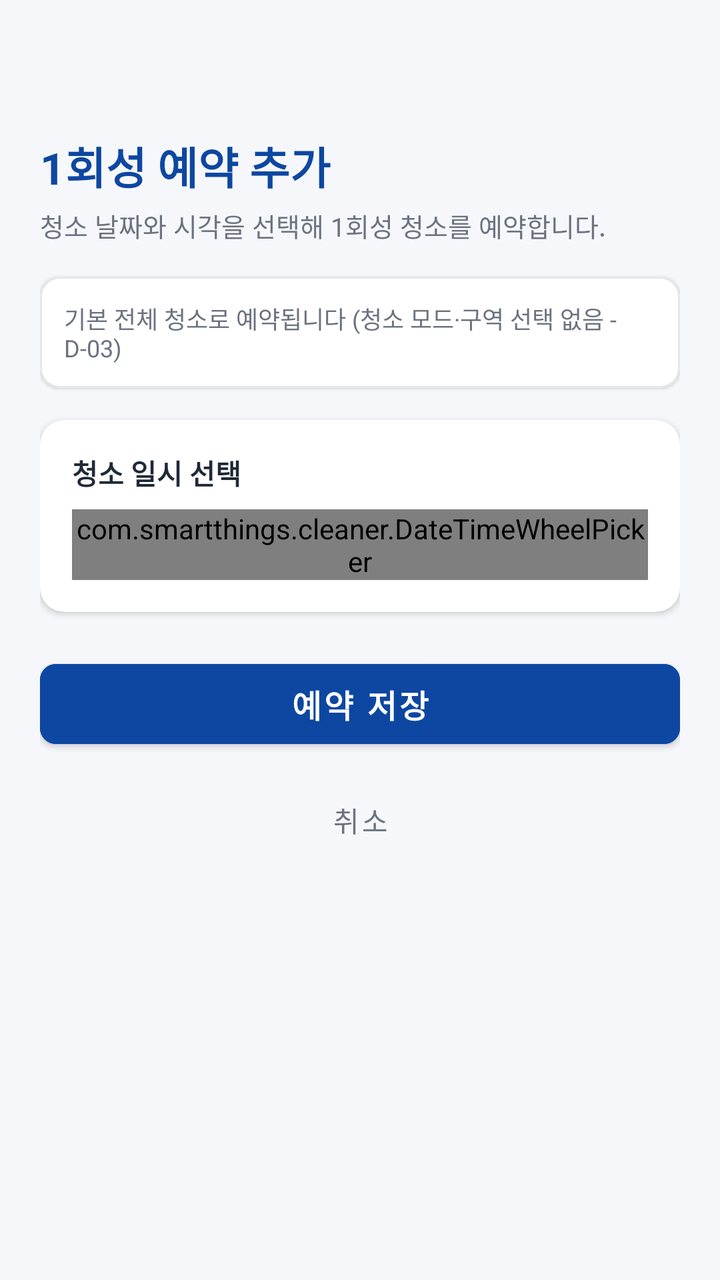
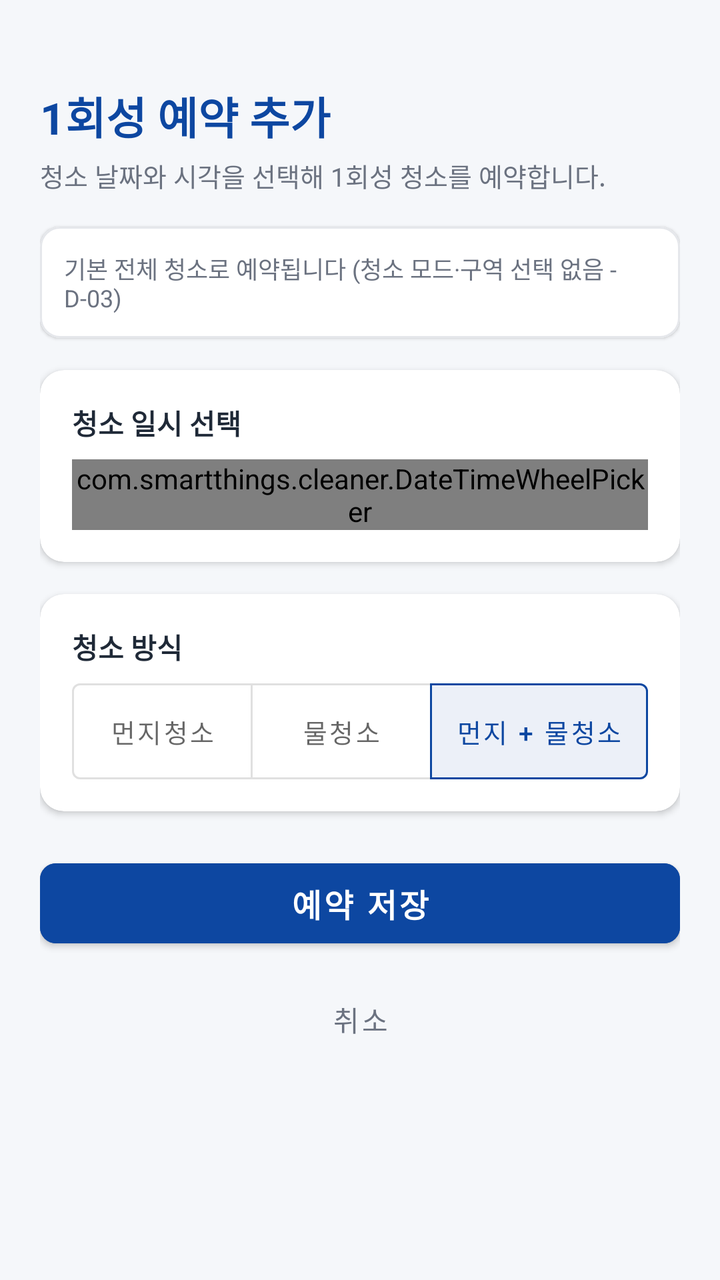

Screens rendered from an Android XML layout before and after an edit, with the pre-edit source and the edit as a unified diff.
<!-- AndroidManifest.xml: application theme Theme.SmartThingsCleaner -->
<!-- res/layout/activity_create_reservation.xml -->
<?xml version="1.0" encoding="utf-8"?>
<ScrollView xmlns:android="http://schemas.android.com/apk/res/android"
    xmlns:app="http://schemas.android.com/apk/res-auto"
    xmlns:tools="http://schemas.android.com/tools"
    android:id="@+id/scrollViewCreateReservation"
    android:layout_width="match_parent" android:layout_height="match_parent"
    android:background="@color/background" android:fillViewport="true">

    <androidx.constraintlayout.widget.ConstraintLayout
        android:layout_width="match_parent" android:layout_height="wrap_content"
        android:padding="20dp">

        <LinearLayout
            android:id="@+id/contentLayout"
            android:layout_width="0dp" android:layout_height="wrap_content"
            android:orientation="vertical"
            app:layout_constraintBottom_toBottomOf="parent"
            app:layout_constraintEnd_toEndOf="parent"
            app:layout_constraintStart_toStartOf="parent"
            app:layout_constraintTop_toTopOf="parent"
            app:layout_constraintVertical_bias="0.2"
            app:layout_constraintWidth_max="640dp">

            
            <TextView
                android:id="@+id/textTitle"
                android:layout_width="wrap_content" android:layout_height="wrap_content"
                android:text="@string/title_create_reservation"
                android:textColor="@color/primary" android:textSize="22sp"
                android:textStyle="bold" />

            <TextView
                android:id="@+id/textSubtitle"
                android:layout_width="wrap_content" android:layout_height="wrap_content"
                android:layout_marginTop="4dp"
                android:text="@string/subtitle_create_reservation"
                android:textColor="@color/text_secondary" android:textSize="13sp" />

            
            <com.google.android.material.card.MaterialCardView
                android:id="@+id/cardNoticeModeZone"
                android:layout_width="match_parent" android:layout_height="wrap_content"
                android:layout_marginTop="16dp"
                app:cardBackgroundColor="@color/surface" app:cardCornerRadius="10dp"
                app:cardElevation="1dp" app:strokeColor="@color/border_color" app:strokeWidth="1dp">
                <LinearLayout
                    android:layout_width="match_parent" android:layout_height="wrap_content"
                    android:orientation="vertical" android:padding="12dp">
                    <TextView
                        android:id="@+id/textNoticeModeZone"
                        android:layout_width="wrap_content" android:layout_height="wrap_content"
                        android:text="@string/notice_mode_zone_d03"
                        android:textColor="@color/text_secondary" android:textSize="12sp" />
                </LinearLayout>
            </com.google.android.material.card.MaterialCardView>

            
            <com.google.android.material.card.MaterialCardView
                android:id="@+id/cardDateTimeSelection"
                android:layout_width="match_parent" android:layout_height="wrap_content"
                android:layout_marginTop="16dp"
                app:cardBackgroundColor="@color/surface" app:cardCornerRadius="12dp"
                app:cardElevation="2dp">
                <LinearLayout
                    android:layout_width="match_parent" android:layout_height="wrap_content"
                    android:orientation="vertical" android:padding="16dp">

                    <TextView
                        android:id="@+id/textDateTimeHeader"
                        android:layout_width="wrap_content" android:layout_height="wrap_content"
                        android:text="@string/label_select_datetime"
                        android:textColor="@color/text_primary"
                        android:textSize="14sp" android:textStyle="bold" />

                    
                    <com.smartthings.cleaner.DateTimeWheelPicker
                        android:id="@+id/reservationPicker"
                        android:layout_width="match_parent" android:layout_height="wrap_content"
                        android:layout_marginTop="8dp" />

                    
                    <LinearLayout
                        android:id="@+id/legacyPickerPlaceholders"
                        android:layout_width="match_parent" android:layout_height="wrap_content"
                        android:orientation="vertical" android:visibility="gone">
                        <Button android:id="@+id/btnPickDate" android:layout_width="wrap_content" android:layout_height="wrap_content" />
                        <TextView android:id="@+id/textSelectedDate" android:layout_width="wrap_content" android:layout_height="wrap_content" />
                        <Button android:id="@+id/btnPickTime" android:layout_width="wrap_content" android:layout_height="wrap_content" />
                        <TextView android:id="@+id/textSelectedTime" android:layout_width="wrap_content" android:layout_height="wrap_content" />
                        <TextView android:id="@+id/cardSelectedPreview" android:layout_width="wrap_content" android:layout_height="wrap_content" />
                        <TextView android:id="@+id/textSelectedDateTime" android:layout_width="wrap_content" android:layout_height="wrap_content" />
                        <TextView android:id="@+id/textIsoPreview" android:layout_width="wrap_content" android:layout_height="wrap_content" />
                    </LinearLayout>
                </LinearLayout>
            </com.google.android.material.card.MaterialCardView>

            
            <com.google.android.material.card.MaterialCardView
                android:id="@+id/cardValidationWarning"
                android:layout_width="match_parent" android:layout_height="wrap_content"
                android:layout_marginTop="16dp" android:visibility="gone"
                app:cardBackgroundColor="@color/status_error_bg" app:cardCornerRadius="12dp"
                app:cardElevation="0dp" app:strokeColor="@color/status_error" app:strokeWidth="1.5dp"
                tools:visibility="visible">
                <LinearLayout
                    android:layout_width="match_parent" android:layout_height="wrap_content"
                    android:orientation="vertical" android:padding="16dp">
                    <TextView
                        android:id="@+id/textValidationTitle"
                        android:layout_width="wrap_content" android:layout_height="wrap_content"
                        android:text="@string/title_guidance" android:textColor="@color/status_error"
                        android:textSize="15sp" android:textStyle="bold" />
                    <TextView
                        android:id="@+id/textValidationMessage"
                        android:layout_width="wrap_content" android:layout_height="wrap_content"
                        android:layout_marginTop="4dp" android:text="@string/msg_error_past_datetime"
                        android:textColor="@color/status_error" android:textSize="14sp"
                        android:textStyle="bold" />
                </LinearLayout>
            </com.google.android.material.card.MaterialCardView>

            
            <com.google.android.material.card.MaterialCardView
                android:id="@+id/cardConfirmation"
                android:layout_width="match_parent" android:layout_height="wrap_content"
                android:layout_marginTop="16dp" android:visibility="gone"
                app:cardBackgroundColor="@color/status_connected_bg" app:cardCornerRadius="12dp"
                app:cardElevation="0dp" app:strokeColor="@color/status_connected" app:strokeWidth="1.5dp"
                tools:visibility="visible">
                <LinearLayout
                    android:layout_width="match_parent" android:layout_height="wrap_content"
                    android:orientation="vertical" android:padding="16dp">
                    <TextView
                        android:id="@+id/textConfirmationTitle"
                        android:layout_width="wrap_content" android:layout_height="wrap_content"
                        android:text="@string/title_confirm" android:textColor="@color/status_connected"
                        android:textSize="15sp" android:textStyle="bold" />
                    <TextView
                        android:id="@+id/textConfirmationMessage"
                        android:layout_width="wrap_content" android:layout_height="wrap_content"
                        android:layout_marginTop="4dp" android:text="@string/msg_confirm_reservation_created"
                        android:textColor="@color/status_connected" android:textSize="16sp"
                        android:textStyle="bold" />
                    <TextView
                        android:id="@+id/textConfirmationDetail"
                        android:layout_width="wrap_content" android:layout_height="wrap_content"
                        android:layout_marginTop="4dp" android:textColor="@color/text_secondary"
                        android:textSize="12sp" />
                </LinearLayout>
            </com.google.android.material.card.MaterialCardView>

            
            <FrameLayout
                android:layout_width="match_parent" android:layout_height="wrap_content"
                android:layout_marginTop="20dp">
                <com.google.android.material.button.MaterialButton
                    android:id="@+id/btnSaveReservation"
                    android:layout_width="match_parent" android:layout_height="52dp"
                    android:backgroundTint="@color/primary" android:text="@string/btn_save_reservation"
                    android:textColor="@color/on_primary" android:textSize="16sp"
                    android:textStyle="bold" app:cornerRadius="8dp" />
                <ProgressBar
                    android:id="@+id/progressBarSave"
                    android:layout_width="32dp" android:layout_height="32dp"
                    android:layout_gravity="center" android:indeterminateTint="@color/on_primary"
                    android:visibility="gone" />
            </FrameLayout>

            
            <com.google.android.material.button.MaterialButton
                android:id="@+id/btnCancel"
                style="@style/Widget.MaterialComponents.Button.TextButton"
                android:layout_width="match_parent" android:layout_height="48dp"
                android:layout_marginTop="8dp" android:text="@string/btn_cancel"
                android:textColor="@color/text_secondary" android:textSize="14sp" />
        </LinearLayout>
    </androidx.constraintlayout.widget.ConstraintLayout>
</ScrollView>
<!-- resources referenced by this layout -->
<resources>
  <color name="background">#F5F7FA</color>
  <color name="border_color">#E5E7EB</color>
  <color name="on_primary">#FFFFFF</color>
  <color name="primary">#0D47A1</color>
  <color name="status_connected">#2E7D32</color>
  <color name="status_connected_bg">#E8F5E9</color>
  <color name="status_error">#C62828</color>
  <color name="status_error_bg">#FFEBEE</color>
  <color name="surface">#FFFFFF</color>
  <color name="text_primary">#1F2937</color>
  <color name="text_secondary">#6B7280</color>
  <string name="btn_cancel">취소</string>
  <string name="btn_save_reservation">예약 저장</string>
  <string name="label_select_datetime">청소 일시 선택</string>
  <string name="msg_confirm_reservation_created">예약이 등록되었습니다</string>
  <string name="msg_error_past_datetime">과거 시각은 예약할 수 없습니다.</string>
  <string name="notice_mode_zone_d03">기본 전체 청소로 예약됩니다 (청소 모드·구역 선택 없음 - D-03)</string>
  <string name="subtitle_create_reservation">청소 날짜와 시각을 선택해 1회성 청소를 예약합니다.</string>
  <string name="title_confirm">확인</string>
  <string name="title_create_reservation">1회성 예약 추가</string>
  <string name="title_guidance">안내</string>
  <style name="Theme.SmartThingsCleaner" parent="Theme.MaterialComponents.Light.NoActionBar">
          <item name="colorPrimary">@color/primary</item>
          <item name="colorPrimaryVariant">@color/primary_variant</item>
          <item name="colorOnPrimary">@color/on_primary</item>
          <item name="colorSecondary">@color/secondary</item>
          <item name="colorSecondaryVariant">@color/secondary_variant</item>
          <item name="colorOnSecondary">@color/on_secondary</item>
          <item name="android:statusBarColor">@color/primary_variant</item>
          <item name="android:windowBackground">@color/background</item>
      </style>
  <color name="primary_variant">#002171</color>
  <color name="secondary">#00897B</color>
  <color name="secondary_variant">#005B4F</color>
  <color name="on_secondary">#FFFFFF</color>
</resources>

<!-- the commit's change to res/layout/activity_create_reservation.xml (unified diff, before → after) -->
@@ -96,6 +96,75 @@
 
             
             <com.google.android.material.card.MaterialCardView
+                android:id="@+id/cardCleaningTypeSelection"
+                android:layout_width="match_parent" android:layout_height="wrap_content"
+                android:layout_marginTop="16dp"
+                app:cardBackgroundColor="@color/surface" app:cardCornerRadius="12dp"
+                app:cardElevation="2dp">
+                <LinearLayout
+                    android:layout_width="match_parent" android:layout_height="wrap_content"
+                    android:orientation="vertical" android:padding="16dp">
+
+                    <TextView
+                        android:id="@+id/textCleaningTypeHeader"
+                        android:layout_width="wrap_content" android:layout_height="wrap_content"
+                        android:text="@string/label_cleaning_type"
+                        android:textColor="@color/text_primary"
+                        android:textSize="14sp" android:textStyle="bold" />
+
+                    <com.google.android.material.button.MaterialButtonToggleGroup
+                        android:id="@+id/toggleGroupCleaningType"
+                        android:layout_width="match_parent"
+                        android:layout_height="wrap_content"
+                        android:layout_marginTop="8dp"
+                        app:checkedButton="@id/btnCleaningMopAfterVacuum"
+                        app:selectionRequired="true"
+                        app:singleSelection="true">
+
+                        <com.google.android.material.button.MaterialButton
+                            android:id="@+id/btnCleaningVacuum"
+                            style="?attr/materialButtonOutlinedStyle"
+                            android:layout_width="0dp"
+                            android:layout_height="wrap_content"
+                            android:layout_weight="1"
+                            android:insetTop="0dp"
+                            android:insetBottom="0dp"
+                            android:minHeight="48dp"
+                            android:paddingHorizontal="4dp"
+                            android:text="@string/cleaning_type_vacuum"
+                            android:textSize="13sp" />
+
+                        <com.google.android.material.button.MaterialButton
+                            android:id="@+id/btnCleaningMop"
+                            style="?attr/materialButtonOutlinedStyle"
+                            android:layout_width="0dp"
+                            android:layout_height="wrap_content"
+                            android:layout_weight="1"
+                            android:insetTop="0dp"
+                            android:insetBottom="0dp"
+                            android:minHeight="48dp"
+                            android:paddingHorizontal="4dp"
+                            android:text="@string/cleaning_type_mop"
+                            android:textSize="13sp" />
+
+                        <com.google.android.material.button.MaterialButton
+                            android:id="@+id/btnCleaningMopAfterVacuum"
+                            style="?attr/materialButtonOutlinedStyle"
+                            android:layout_width="0dp"
+                            android:layout_height="wrap_content"
+                            android:layout_weight="1.2"
+                            android:insetTop="0dp"
+                            android:insetBottom="0dp"
+                            android:minHeight="48dp"
+                            android:paddingHorizontal="4dp"
+                            android:text="@string/cleaning_type_mop_after_vacuum"
+                            android:textSize="13sp" />
+                    </com.google.android.material.button.MaterialButtonToggleGroup>
+                </LinearLayout>
+            </com.google.android.material.card.MaterialCardView>
+
+            
+            <com.google.android.material.card.MaterialCardView
                 android:id="@+id/cardValidationWarning"
                 android:layout_width="match_parent" android:layout_height="wrap_content"
                 android:layout_marginTop="16dp" android:visibility="gone"
<!-- resource entries referenced after the edit -->
@@ -13,6 +13,10 @@
   <color name="text_secondary">#6B7280</color>
   <string name="btn_cancel">취소</string>
   <string name="btn_save_reservation">예약 저장</string>
+  <string name="cleaning_type_mop">물청소</string>
+  <string name="cleaning_type_mop_after_vacuum">먼지 + 물청소</string>
+  <string name="cleaning_type_vacuum">먼지청소</string>
+  <string name="label_cleaning_type">청소 방식</string>
   <string name="label_select_datetime">청소 일시 선택</string>
   <string name="msg_confirm_reservation_created">예약이 등록되었습니다</string>
   <string name="msg_error_past_datetime">과거 시각은 예약할 수 없습니다.</string>
